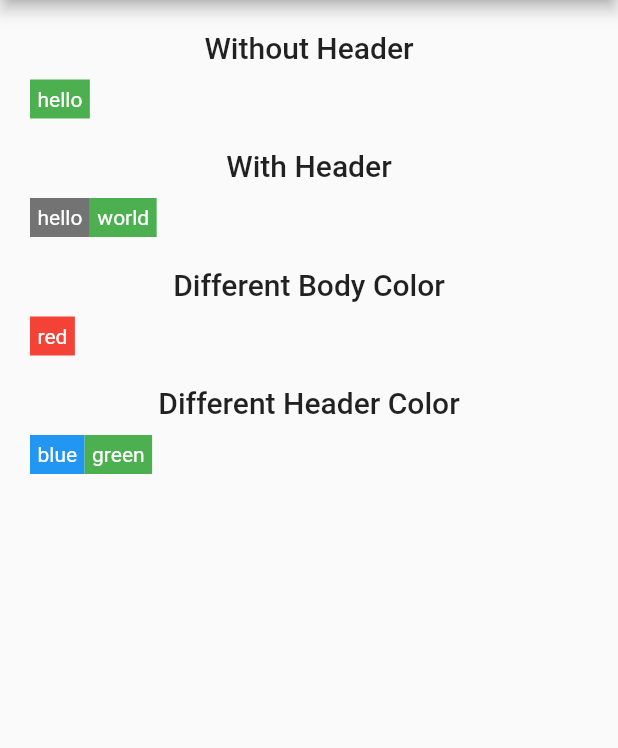
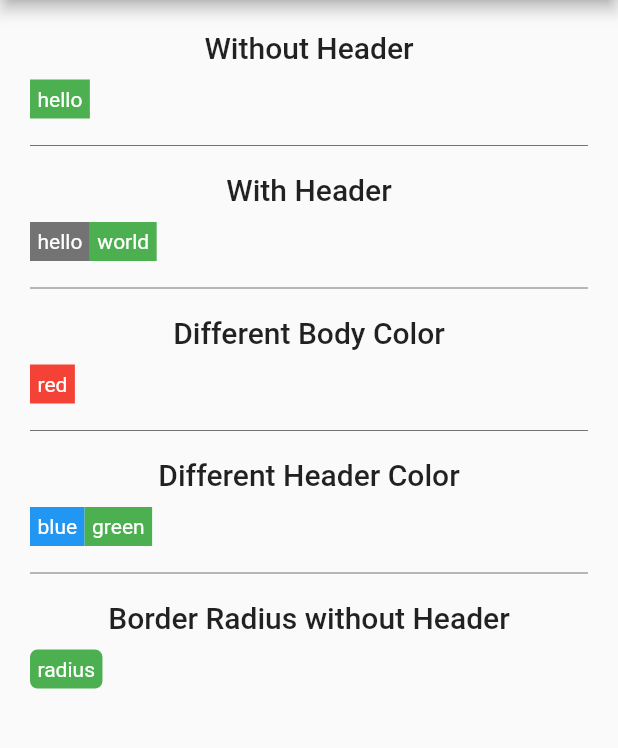
Before and after one commit to erayerdin/metabadge, a Flutter app: the screen it shows after launch, on a phone screen of 412 x 824 dp, the part 84-832 px from its top. Run offline on Flutter 3.47's test engine with Material 2 defaults, Android fonts, the phone set to English and light mode, and no system bars.

Commit message:
impled MetabadgeDecoration.radius without header

```diff
--- a/examples/project/lib/main.dart
+++ b/examples/project/lib/main.dart
@@ -30,13 +30,15 @@ class MetabadgeExample {
   });
 }
 
+const TextStyle whiteTextStyle = TextStyle(color: Colors.white);
+
 const List<MetabadgeExample> examples = [
   MetabadgeExample(
     title: 'Without Header',
     metabadge: Metabadge(
       body: Text(
         'hello',
-        style: TextStyle(color: Colors.white),
+        style: whiteTextStyle,
       ),
     ),
   ),
@@ -45,11 +47,11 @@ const List<MetabadgeExample> examples = [
     metabadge: Metabadge(
       header: Text(
         'hello',
-        style: TextStyle(color: Colors.white),
+        style: whiteTextStyle,
       ),
       body: Text(
         'world',
-        style: TextStyle(color: Colors.white),
+        style: whiteTextStyle,
       ),
     ),
   ),
@@ -58,7 +60,7 @@ const List<MetabadgeExample> examples = [
     metabadge: Metabadge(
       body: Text(
         'red',
-        style: TextStyle(color: Colors.white),
+        style: whiteTextStyle,
       ),
       decoration: MetabadgeDecoration(
         bodyColor: Colors.red,
@@ -70,15 +72,25 @@ const List<MetabadgeExample> examples = [
     metabadge: Metabadge(
       body: Text(
         'green',
-        style: TextStyle(color: Colors.white),
+        style: whiteTextStyle,
       ),
       header: Text(
         'blue',
-        style: TextStyle(color: Colors.white),
+        style: whiteTextStyle,
       ),
       decoration: MetabadgeDecoration(
         headerColor: Colors.blue,
       ),
+    ),
+  ),
+  MetabadgeExample(
+    title: 'Border Radius without Header',
+    metabadge: Metabadge(
+      body: Text(
+        'radius',
+        style: whiteTextStyle,
+      ),
+      decoration: MetabadgeDecoration(radius: 5),
     ),
   ),
 ];
@@ -105,6 +117,7 @@ class HomePage extends StatelessWidget {
         ),
         separatorBuilder: (context, index) => const Padding(
           padding: EdgeInsets.only(top: 10, bottom: 10),
+          child: Divider(color: Colors.black54),
         ),
         itemCount: examples.length,
         padding: const EdgeInsets.all(20),
--- a/lib/src/metabadge.dart
+++ b/lib/src/metabadge.dart
@@ -25,6 +25,7 @@ class Metabadge extends StatelessWidget {
     this.decoration = const MetabadgeDecoration(
       bodyColor: Colors.green,
       headerColor: Colors.black54,
+      radius: 0,
     ),
     required this.body,
   }) : super(key: key);
@@ -41,7 +42,10 @@ class Metabadge extends StatelessWidget {
           ),
         Container(
           padding: const EdgeInsets.all(5),
-          color: decoration.bodyColor,
+          decoration: BoxDecoration(
+            borderRadius: BorderRadius.circular(decoration.radius ?? 0),
+            color: decoration.bodyColor,
+          ),
           child: body,
         ),
       ],
@@ -52,9 +56,11 @@ class Metabadge extends StatelessWidget {
 class MetabadgeDecoration {
   final Color? bodyColor;
   final Color? headerColor;
+  final double? radius;
 
   const MetabadgeDecoration({
     this.bodyColor = Colors.green,
     this.headerColor = Colors.black54,
+    this.radius = 0,
   });
 }
```
